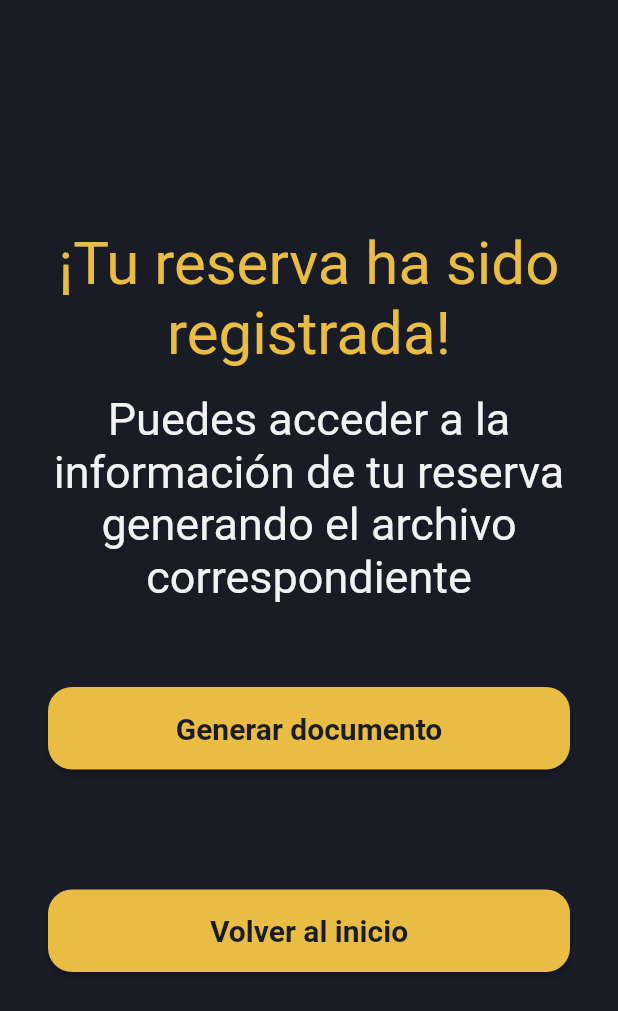
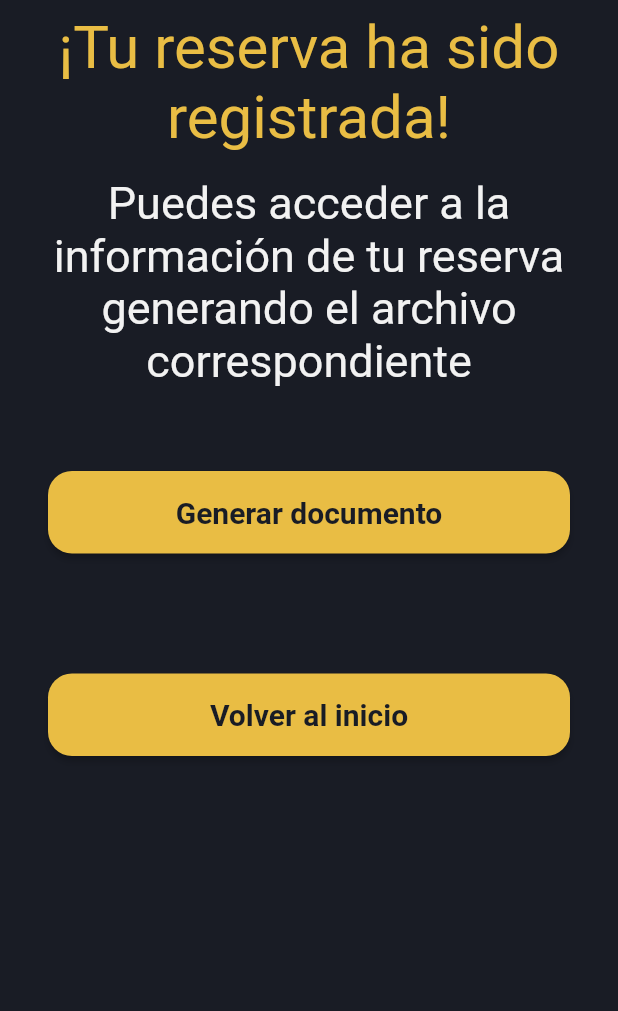
Before and after one commit to masterValley/testMercury, a Flutter app: the FinalPage screen opened directly with empty values, on a phone screen of 412 x 824 dp. Shown: the top 1011 px of the screen. Run offline on Flutter 3.47's test engine with Material 2 defaults, Android fonts, the light colour scheme and no system bars; our stand-ins replace cloud_firestore, firebase_core, firebase_crashlytics, flutter_typeahead, google_fonts, google_maps_flutter and 2 more; missing offline and left inert: syncfusion_flutter_pdf; accounts and stored records are empty; project files that could hold a hidden picture were left out.

Commit message:
Ajuste final a pantallas

```diff
--- a/lib/Reserva/pantallafinal.dart
+++ b/lib/Reserva/pantallafinal.dart
@@ -5,6 +5,7 @@ import 'package:mercury_app/Home/home.dart';
 import 'package:mercury_app/PdfGenerator/pdf_generate.dart';
 import 'package:mercury_app/Providers/_providereserva.dart';
 import 'package:mercury_app/Providers/_providerhotel.dart';
+import 'package:mercury_app/main.dart';
 import 'package:provider/provider.dart';
 
 class FinalPage extends StatefulWidget {
@@ -31,9 +32,8 @@ class _FinalPageState extends State<FinalPage> {
   Widget build(BuildContext context) {
     return Scaffold(
       backgroundColor: HexColor("#191C25"),
-      body: Column(
-        crossAxisAlignment: CrossAxisAlignment.center,
-        mainAxisAlignment: MainAxisAlignment.center,
+      body: Center(
+        child: ListView(
           children: [
             Center(
               child: Padding(
@@ -68,8 +68,8 @@ class _FinalPageState extends State<FinalPage> {
                 padding: const EdgeInsets.all(32.0),
                 child: ElevatedButton(
                   style: ButtonStyle(
-                  backgroundColor:
-                      MaterialStateProperty.all<Color>(const Color(0xffe9bd44)),
+                    backgroundColor: MaterialStateProperty.all<Color>(
+                        const Color(0xffe9bd44)),
                     shape: MaterialStateProperty.all(
                       RoundedRectangleBorder(
                         // Change your radius here
@@ -101,8 +101,8 @@ class _FinalPageState extends State<FinalPage> {
                 padding: const EdgeInsets.all(32.0),
                 child: ElevatedButton(
                   style: ButtonStyle(
-                  backgroundColor:
-                      MaterialStateProperty.all<Color>(const Color(0xffe9bd44)),
+                    backgroundColor: MaterialStateProperty.all<Color>(
+                        const Color(0xffe9bd44)),
                     shape: MaterialStateProperty.all(
                       RoundedRectangleBorder(
                         // Change your radius here
@@ -110,7 +110,10 @@ class _FinalPageState extends State<FinalPage> {
                       ),
                     ),
                   ),
-                onPressed: () {HomeStart();},
+                  onPressed: () {
+                    Navigator.push(context,
+                        MaterialPageRoute(builder: (context) => MyApp()));
+                  },
                   child: Container(
                     margin: const EdgeInsets.only(top: 16, bottom: 16),
                     child: Text(
@@ -127,6 +130,7 @@ class _FinalPageState extends State<FinalPage> {
             ),
           ],
         ),
+      ),
     );
   }
 }
--- a/lib/Reserva/resumenreserva.dart
+++ b/lib/Reserva/resumenreserva.dart
@@ -40,8 +40,7 @@ class _ResumenReservaState extends State<ResumenReserva> {
   Widget build(BuildContext context) {
     return Scaffold(
       backgroundColor: HexColor("#191C25"),
-      body: Column(
-        crossAxisAlignment: CrossAxisAlignment.start,
+      body: ListView(
         children: [
           Padding(
             padding: const EdgeInsets.fromLTRB(10.0, 50.0, 10.0, 10.0),
--- a/lib/main.dart
+++ b/lib/main.dart
@@ -12,9 +12,9 @@ import 'package:provider/provider.dart';
 import 'Providers/_providerhotel.dart';
 
 void main() async {
-  WidgetsFlutterBinding.ensureInitialized();
-  await Firebase.initializeApp();
-  FlutterError.onError = FirebaseCrashlytics.instance.recordFlutterError;
+  //WidgetsFlutterBinding.ensureInitialized();
+  //await Firebase.initializeApp();
+  //FlutterError.onError = FirebaseCrashlytics.instance.recordFlutterError;
   runApp(MyApp());
 }
 
```
Lines whose indentation alone changed are shown as unchanged.
